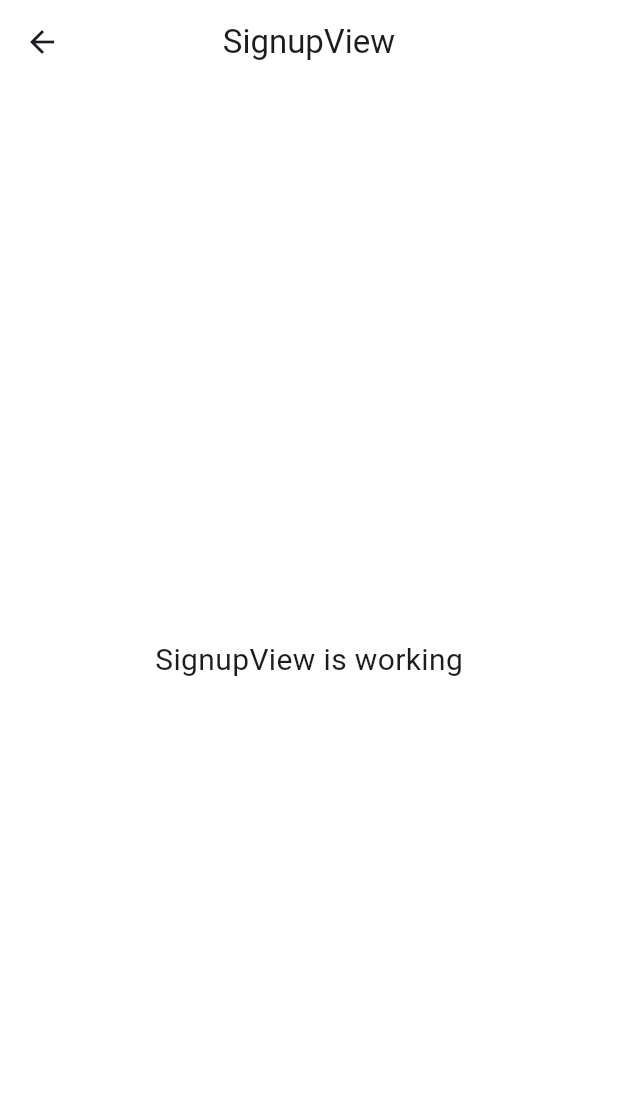
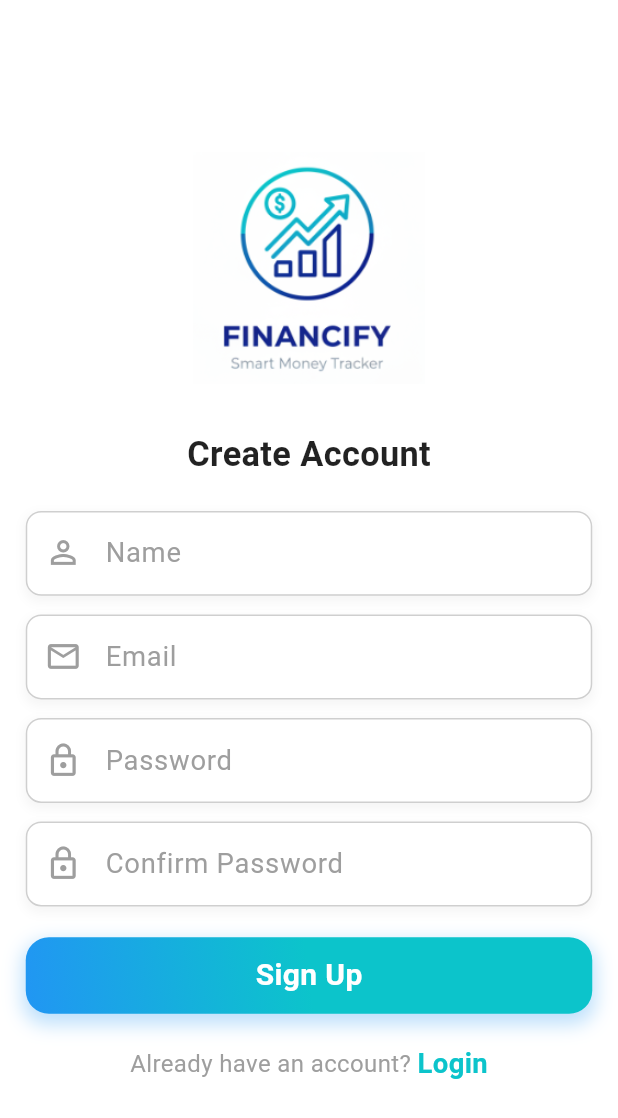
Before and after one commit to Sohag-84/Expense-Tracker, a Flutter app: the SignupView screen opened by its route, on a phone screen of 412 x 824 dp. Shown: the top 1118 px of the screen. Run offline on Flutter 3.47's test engine with Material 3 defaults, Android fonts, the phone set to English and light mode, and no system bars; our stand-ins replace flutter_screenutil, gap, get, loading_animation_widget.

Commit message:
desinged signup view

```diff
--- a/lib/app/modules/auth/views/login_view.dart
+++ b/lib/app/modules/auth/views/login_view.dart
@@ -1,10 +1,12 @@
 import 'package:expense_tracker/app/modules/auth/widgets/build_textfield.dart';
+import 'package:expense_tracker/app/routes/app_pages.dart';
 import 'package:expense_tracker/core/app_images.dart';
 import 'package:expense_tracker/core/theme/colors.dart';
 import 'package:expense_tracker/core/widgets/custom_button.dart';
 import 'package:flutter/material.dart';
 import 'package:flutter_screenutil/flutter_screenutil.dart';
 import 'package:gap/gap.dart';
+import 'package:get/get.dart';
 
 class LoginView extends StatefulWidget {
   const LoginView({super.key});
@@ -74,7 +76,9 @@ class _LoginViewState extends State<LoginView> {
                     style: TextStyle(fontSize: 16, color: Colors.grey),
                   ),
                   GestureDetector(
-                    onTap: () {},
+                    onTap: () {
+                      Get.toNamed(Routes.SIGNUP);
+                    },
                     child: Text(
                       'Sign Up',
                       style: TextStyle(
--- a/lib/app/modules/auth/views/signup_view.dart
+++ b/lib/app/modules/auth/views/signup_view.dart
@@ -1,20 +1,116 @@
+import 'package:expense_tracker/app/modules/auth/widgets/build_textfield.dart';
+import 'package:expense_tracker/app/routes/app_pages.dart';
+import 'package:expense_tracker/core/app_images.dart';
+import 'package:expense_tracker/core/theme/colors.dart';
+import 'package:expense_tracker/core/widgets/custom_button.dart';
 import 'package:flutter/material.dart';
-
+import 'package:flutter_screenutil/flutter_screenutil.dart';
+import 'package:gap/gap.dart';
 import 'package:get/get.dart';
 
-class SignupView extends GetView {
+class SignupView extends StatefulWidget {
   const SignupView({super.key});
+
+  @override
+  State<SignupView> createState() => _SignupViewState();
+}
+
+class _SignupViewState extends State<SignupView> {
+  final _nameController = TextEditingController();
+  final _emailController = TextEditingController();
+
+  final _passwordController = TextEditingController();
+  final _confirmPasswordController = TextEditingController();
+
+  @override
+  void dispose() {
+    super.dispose();
+    _nameController.dispose();
+    _emailController.dispose();
+    _passwordController.dispose();
+    _confirmPasswordController.dispose();
+  }
+
   @override
   Widget build(BuildContext context) {
     return Scaffold(
-      appBar: AppBar(
-        title: const Text('SignupView'),
-        centerTitle: true,
-      ),
-      body: const Center(
-        child: Text(
-          'SignupView is working',
-          style: TextStyle(fontSize: 20),
+      backgroundColor: Colors.white,
+      body: Center(
+        child: SingleChildScrollView(
+          padding: EdgeInsets.symmetric(horizontal: 15.w),
+          child: Column(
+            mainAxisAlignment: MainAxisAlignment.center,
+            children: [
+              // Logo
+              Image.asset(AppImages.appIcon, height: 150.h, width: 150.w),
+              Gap(30.h),
+              // Welcome Back! text
+              Text(
+                'Create Account',
+                style: TextStyle(
+                  fontSize: 20.sp,
+                  fontWeight: FontWeight.bold,
+                  color: Colors.black87,
+                ),
+              ),
+              Gap(20.h),
+              // Name Input Field
+              buildTextField(
+                controller: _nameController,
+                hintText: 'Name',
+                icon: Icons.person_outline,
+              ),
+              Gap(12.h),
+              // Email Input Field
+              buildTextField(
+                controller: _emailController,
+                hintText: 'Email',
+                icon: Icons.email_outlined,
+              ),
+              Gap(12.h),
+
+              // Password Input Field
+              buildTextField(
+                controller: _passwordController,
+                hintText: 'Password',
+                icon: Icons.lock_outline,
+              ),
+              Gap(12.h),
+              // Confirm Password Input Field
+              buildTextField(
+                controller: _confirmPasswordController,
+                hintText: 'Confirm Password',
+                icon: Icons.lock_outline,
+              ),
+              Gap(20.h),
+              // Login Button
+              customButton(onTap: () {}, buttonText: "Sign Up", height: 48.h),
+              Gap(20.h),
+              // Don't have an account? Sign Up
+              Row(
+                mainAxisAlignment: MainAxisAlignment.center,
+                children: [
+                  const Text(
+                    "Already have an account? ",
+                    style: TextStyle(fontSize: 16, color: Colors.grey),
+                  ),
+                  GestureDetector(
+                    onTap: () {
+                      Get.toNamed(Routes.LOGIN);
+                    },
+                    child: Text(
+                      'Login',
+                      style: TextStyle(
+                        color: primaryColor,
+                        fontWeight: FontWeight.bold,
+                        fontSize: 16.sp,
+                      ),
+                    ),
+                  ),
+                ],
+              ),
+            ],
+          ),
         ),
       ),
     );
--- a/lib/app/routes/app_routes.dart
+++ b/lib/app/routes/app_routes.dart
@@ -6,7 +6,7 @@ abstract class Routes {
   static const SPLASH = _Paths.SPLASH;
   static const HOME = _Paths.HOME;
   static const LOGIN = _Paths.LOGIN;
-  static const SIGNUP = _Paths.LOGIN;
+  static const SIGNUP = _Paths.SIGNUP;
 }
 
 abstract class _Paths {
```
